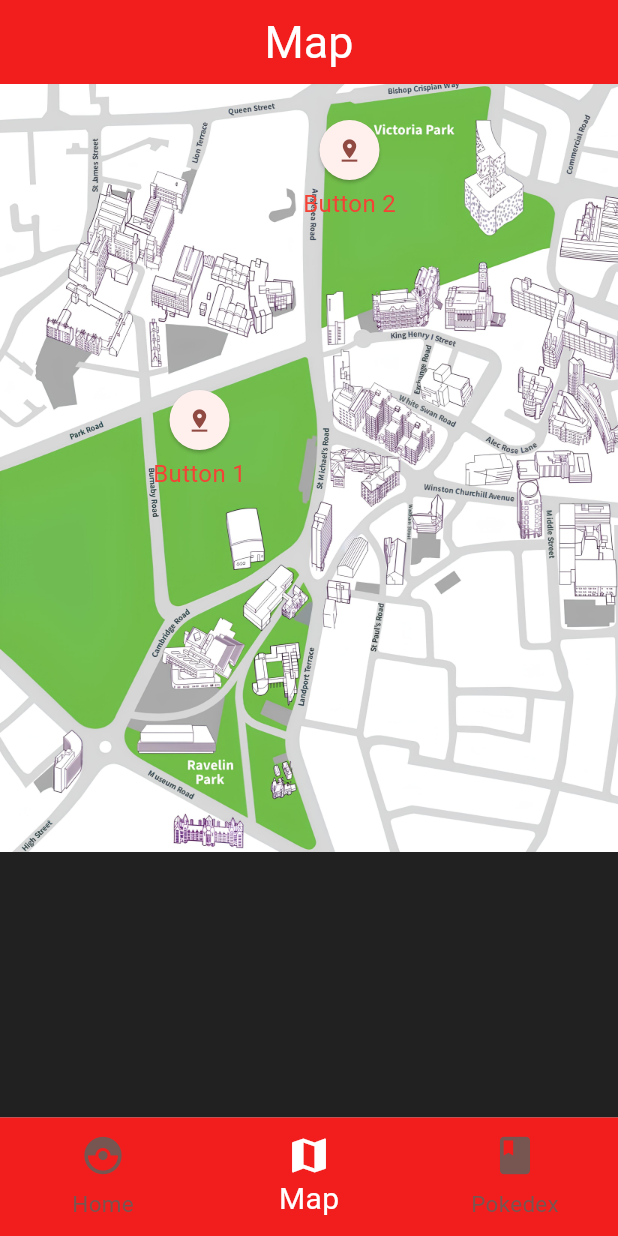
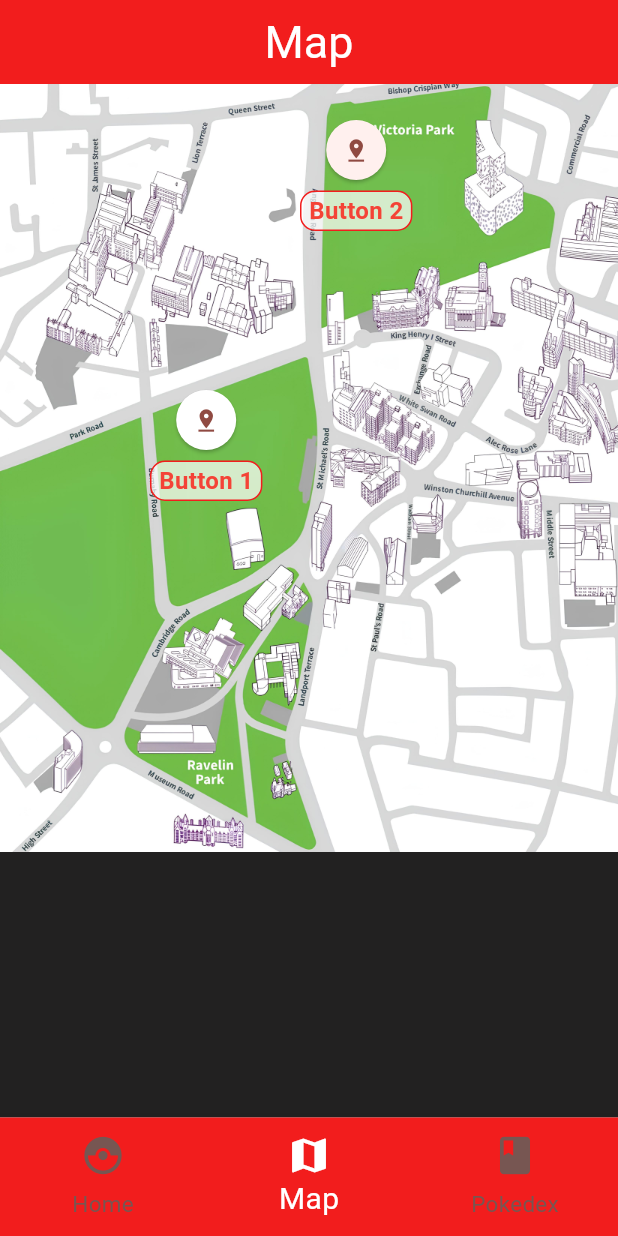
Before and after one commit to fauxcat/pkmn-app, a Flutter app: the screen it shows after launch, item 2 of the bottom bar chosen, on a phone screen of 412 x 824 dp. Run offline on Flutter 3.47's test engine with Material 2 defaults, Android fonts, the phone set to English and light mode, and no system bars; our stand-ins replace google_fonts, hive, hive_flutter; accounts and stored records are empty; Roboto replaces fonts that are missing (Helvetica).

Commit message:
More map updates

```diff
--- a/pkmn_app/lib/main.dart
+++ b/pkmn_app/lib/main.dart
@@ -1,5 +1,6 @@
 import 'package:flutter/material.dart';
 import 'package:flutter/services.dart';
+import 'package:google_fonts/google_fonts.dart';
 import 'package:hive/hive.dart';
 import 'package:hive_flutter/hive_flutter.dart';
 import 'package:pkmn_app/pokemon.dart';
@@ -260,12 +261,27 @@
                   },
                   style: ElevatedButton.styleFrom(
                     shape: CircleBorder(),
+                    backgroundColor: Colors.white,
                   ),
                   child: Icon(Icons.pin_drop),
                 ),
-                Text(
-                  'Button 1',
-                  style: TextStyle(fontSize: 16, color: Colors.red),
+                SizedBox(height: 3.0),
+                Container(
+                  padding: EdgeInsets.symmetric(vertical: 1.0, horizontal: 5.0),
+                  decoration: BoxDecoration(
+                    color: Colors.white70,
+                    border: Border.all(color: primaryColor),
+                    borderRadius: BorderRadius.circular(10.0),
+                  ),
+                  child: Text(
+                    'Button 1',
+                    style: TextStyle(
+                      fontSize: 16,
+                      color: Colors.red,
+                      fontFamily: 'Helvetica',
+                      fontWeight: FontWeight.bold,
+                    ),
+                  ),
                 ),
               ],
             ),
@@ -287,9 +303,23 @@
                   ),
                   child: Icon(Icons.pin_drop),
                 ),
-                Text(
-                  'Button 2',
-                  style: TextStyle(fontSize: 16, color: Colors.red),
+                SizedBox(height: 3.0),
+                Container(
+                  padding: EdgeInsets.symmetric(vertical: 1.0, horizontal: 5.0),
+                  decoration: BoxDecoration(
+                    color: Colors.white70,
+                    border: Border.all(color: primaryColor),
+                    borderRadius: BorderRadius.circular(10.0),
+                  ),
+                  child: Text(
+                    'Button 2',
+                    style: TextStyle(
+                      fontSize: 16,
+                      color: Colors.red,
+                      fontFamily: 'Helvetica',
+                      fontWeight: FontWeight.bold,
+                    ),
+                  ),
                 ),
               ],
             ),
--- a/pkmn_app/pubspec.yaml
+++ b/pkmn_app/pubspec.yaml
@@ -15,6 +15,7 @@ dependencies:
   provider: ^6.0.0
   hive: ^2.0.4
   hive_flutter: ^1.1.0
+  google_fonts: ^6.1.0
 
 dev_dependencies:
   flutter_test:
```
Also changed, not shown: pkmn_app/pubspec.lock.
